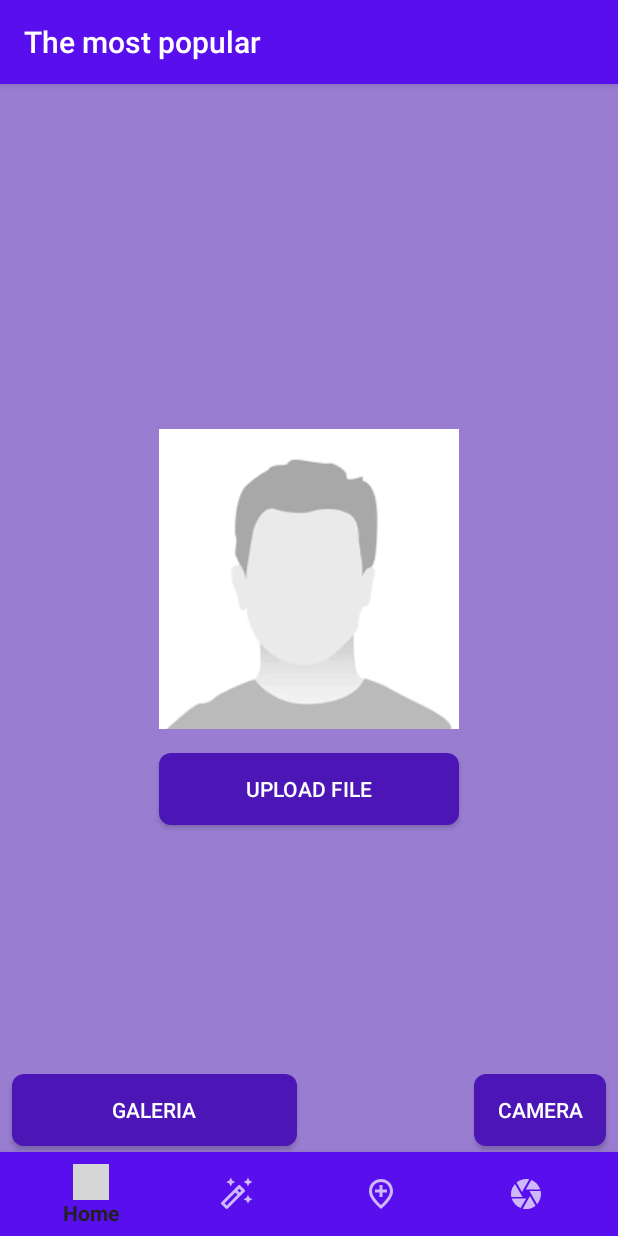
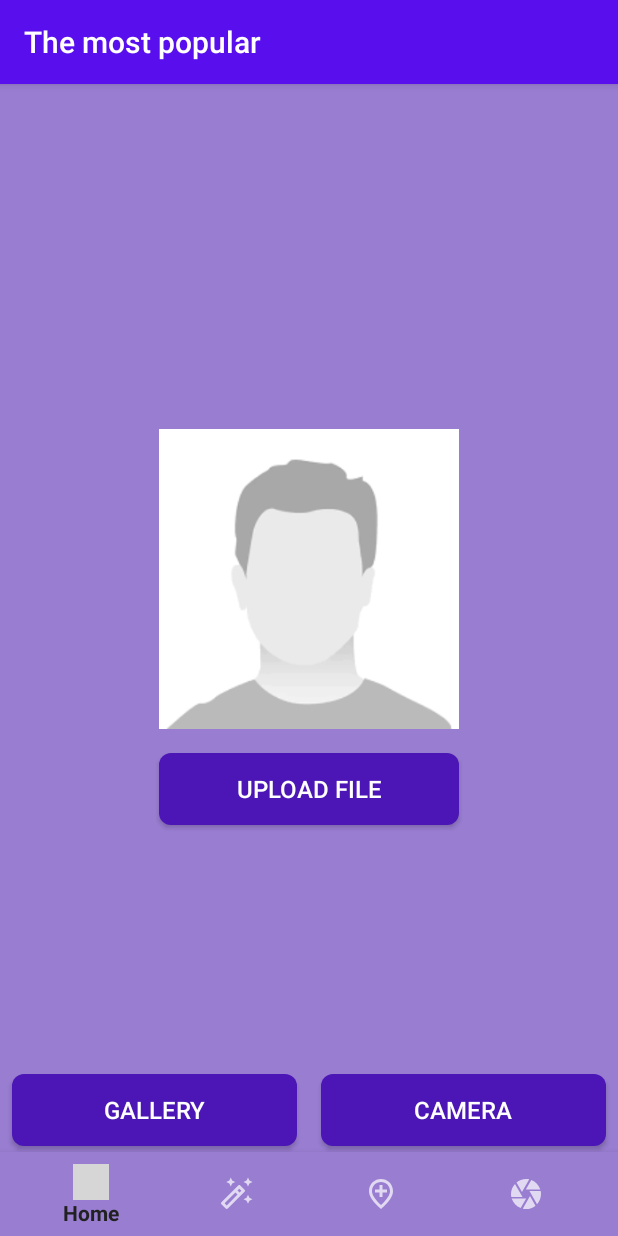
Before and after one commit to Dave1785/TheMovieApp, an Android app built with Jetpack Compose: the CameraFragment screen opened through its navigation route, on a phone screen of 412 x 824 dp. Run offline under Robolectric (Android 15) with nearby library versions, the phone set to English and light mode, and no system bars; our stand-ins replace Dagger/Hilt's generated code, Firebase (no records; nobody signed in at launch, a user with empty details on screens opened directly), navigation-ui; pictures from the network do not load; 1 statement that could not run was skipped; grey boxes are pictures that could not be loaded.

Commit message:
apply styles

```diff
--- a/app/src/main/res/layout/camera_fragment.xml
+++ b/app/src/main/res/layout/camera_fragment.xml
@@ -8,7 +8,7 @@
     <androidx.constraintlayout.widget.ConstraintLayout
         android:layout_width="match_parent"
         android:layout_height="match_parent"
-        android:background="#997dd1">
+        android:background="@color/background_fragment_color">
 
 
         <androidx.constraintlayout.widget.Guideline
@@ -20,26 +20,26 @@
 
         <Button
             android:id="@+id/gallery_bt"
+            style="@style/TextViewStyle"
             android:layout_width="0dp"
             android:layout_height="wrap_content"
             android:layout_marginStart="8dp"
             android:layout_marginEnd="8dp"
             android:layout_marginBottom="60dp"
             android:background="@drawable/rounded_bottom"
-            android:text="Galeria"
-            android:textColor="@color/white"
+            android:text="@string/gallery"
             app:layout_constraintBottom_toBottomOf="parent"
             app:layout_constraintEnd_toStartOf="@+id/guideline4"
             app:layout_constraintStart_toStartOf="parent" />
 
         <Button
             android:id="@+id/upload_bt"
+            style="@style/TextViewStyle"
             android:layout_width="0dp"
             android:layout_height="wrap_content"
             android:layout_marginTop="16dp"
             android:background="@drawable/rounded_bottom"
-            android:text="Upload File"
-            android:textColor="@color/white"
+            android:text="@string/upload_file"
             app:layout_constraintEnd_toEndOf="@+id/upload_image"
             app:layout_constraintStart_toStartOf="@+id/upload_image"
             app:layout_constraintTop_toBottomOf="@+id/upload_image" />
@@ -60,14 +60,17 @@
 
         <Button
             android:id="@+id/camera_bt"
-            android:background="@drawable/rounded_bottom"
-            android:layout_width="wrap_content"
+            style="@style/TextViewStyle"
+            android:layout_width="0dp"
             android:layout_height="wrap_content"
+            android:layout_marginStart="8dp"
             android:layout_marginEnd="8dp"
             android:layout_marginBottom="60dp"
-            android:text="Camera"
+            android:background="@drawable/rounded_bottom"
+            android:text="@string/camera"
             app:layout_constraintBottom_toBottomOf="parent"
-            app:layout_constraintEnd_toEndOf="parent" />
+            app:layout_constraintEnd_toEndOf="parent"
+            app:layout_constraintStart_toStartOf="@+id/guideline4" />
 
 
     </androidx.constraintlayout.widget.ConstraintLayout>
@@ -97,13 +100,12 @@
                 android:layout_marginBottom="8dp" />
 
             <TextView
+                style="@style/TextViewStyleBig"
                 android:layout_width="wrap_content"
                 android:layout_height="wrap_content"
                 android:gravity="center"
-                android:text="Cargando..."
-                android:textColor="@color/white"
-                android:textSize="32sp"
-                android:textStyle="bold" />
+                android:text="@string/cargando"
+                android:textColor="@color/white" />
         </LinearLayout>
 
     </FrameLayout>
--- a/app/src/main/res/layout/home_activity.xml
+++ b/app/src/main/res/layout/home_activity.xml
@@ -17,7 +17,7 @@
         android:id="@+id/bottom_navigation"
         android:layout_width="match_parent"
         android:layout_height="0dp"
-        android:background="#590eed"
+        android:background="@color/background_fragment_color"
         android:layout_alignParentBottom="true"
         app:layout_constraintBottom_toBottomOf="parent"
         app:layout_constraintEnd_toEndOf="parent"
--- a/app/src/main/res/layout/movie_profile_item.xml
+++ b/app/src/main/res/layout/movie_profile_item.xml
@@ -38,11 +38,12 @@
         android:layout_width="0dp"
         android:layout_height="wrap_content"
         android:padding="8dp"
-        android:text="Lightning McQueen, a hotshot rookie race car driven to succeed, discovers that life is about the journey, not the finish line, when he finds himself unexpectedly detoured in the sleepy Route 66 town of Radiator Springs. On route across the country to the big Piston Cup Championship in California to compete against two seasoned pros, McQueen gets to know the town's offbeat characters."
+        android:text="@string/overview"
         android:textColor="@color/black"
         android:textSize="16sp"
         app:layout_constraintBottom_toBottomOf="parent"
         app:layout_constraintEnd_toEndOf="@+id/movie_iv"
         app:layout_constraintStart_toStartOf="@+id/movie_iv"
         app:layout_constraintTop_toBottomOf="@+id/movie_iv" />
+
 </androidx.constraintlayout.widget.ConstraintLayout>
--- a/app/src/main/res/layout/profile_fragment.xml
+++ b/app/src/main/res/layout/profile_fragment.xml
@@ -2,7 +2,7 @@
 <androidx.constraintlayout.widget.ConstraintLayout xmlns:android="http://schemas.android.com/apk/res/android"
     xmlns:app="http://schemas.android.com/apk/res-auto"
     xmlns:tools="http://schemas.android.com/tools"
-    android:background="#6548b8"
+    android:background="@color/background_fragment_color"
     android:layout_width="match_parent"
     android:layout_height="match_parent">
 
--- a/app/src/main/res/layout/wifi_connection_dialog.xml
+++ b/app/src/main/res/layout/wifi_connection_dialog.xml
@@ -24,7 +24,7 @@
             android:layout_width="wrap_content"
             android:layout_height="wrap_content"
             android:layout_gravity="center"
-            android:text="No tienes conexión, intentalo mas tarde..."
+            android:text="@string/you_don_t_have_connection_try_again_later"
             android:textColor="@color/white"
             android:textSize="16sp" />
 
--- a/app/src/main/res/values/colors.xml
+++ b/app/src/main/res/values/colors.xml
@@ -7,4 +7,5 @@
     <color name="teal_700">#FF3700B3</color>
     <color name="black">#FF000000</color>
     <color name="white">#FFFFFFFF</color>
+    <color name="background_fragment_color">#997dd1</color>
 </resources>
--- a/app/src/main/res/values/strings.xml
+++ b/app/src/main/res/values/strings.xml
@@ -1,3 +1,16 @@
 <resources>
     <string name="app_name">TheMovieDB</string>
+    <string name="upload_file">Upload File</string>
+    <string name="camera">Camera</string>
+    <string name="cargando">Cargando...</string>
+    <string name="gallery">Gallery</string>
+    <string name="most_popular">Most popular</string>
+    <string name="best_ranked">Best ranked</string>
+    <string name="most_voted">Most voted</string>
+    <string name="loading">Loading...</string>
+    <string name="you_don_t_have_connection_try_again_later">You don\'t have connection, try again later...</string>
+    <string name="_80">80%</string>
+    <string name="star_wars_vi">Star Wars VI</string>
+    <string name="desc_movie">Treinta años después de haber derrotado al Imperio, una nueva amenaza se cierne sobre la República. El terrible y enigmático guerrero Kylo Ren, Treinta años después de haber derrotado al Imperio, una nueva amenaza se cierne sobre la República.</string>
+    <string name="overview">Lightning McQueen, a hotshot rookie race car driven to succeed, discovers that life is about the journey, not the finish line, when he finds himself unexpectedly detoured in the sleepy Route 66 town of Radiator Springs. On route across the country to the big Piston Cup Championship in California to compete against two seasoned pros, McQueen gets to know the town\'s offbeat characters.</string>
 </resources>
--- a/app/src/main/res/values/styles.xml
+++ b/app/src/main/res/values/styles.xml
@@ -6,4 +6,19 @@
         <item name="cornerFamily">rounded</item>
         <item name="cornerSize">16dp</item>
     </style>
+    <style name="TitleTextViewStyle">
+        <item name="android:textColor">@color/white</item>
+        <item name="android:textSize">24sp</item>
+        <item name="android:textStyle">bold</item>
+    </style>
+    <style name="TextViewStyle">
+        <item name="android:textColor">@color/white</item>
+        <item name="android:textSize">16sp</item>
+    </style>
+
+    <style name="TextViewStyleBig">
+        <item name="android:textColor">@color/white</item>
+        <item name="android:textSize">32sp</item>
+        <item name="android:textStyle">bold</item>
+    </style>
 </resources>
```
Also changed, not shown: app/src/main/java/com/funapps/themovie/maps/LocationAdapter.kt (deleted, +0 -37 lines), app/src/main/java/com/funapps/themovie/maps/LocationData.kt (deleted, +0 -23 lines), app/src/main/java/com/funapps/themovie/ui/camera/CameraFragment.kt (+8 -1 lines), app/src/main/java/com/funapps/themovie/ui/maps/MapsFragment.kt (+1 -21 lines), app/src/main/res/layout/home_fragment.xml (deleted, +0 -21 lines), app/src/main/res/layout/item_location.xml (deleted, +0 -21 lines), app/src/main/res/layout/maps_fragment.xml (+1 -8 lines), app/src/main/res/layout/movie_item.xml (+4 -4 lines), app/src/main/res/layout/movies_fragment.xml (+5 -5 lines), app/src/main/res/layout/upload_file.xml (deleted, +0 -36 lines).
